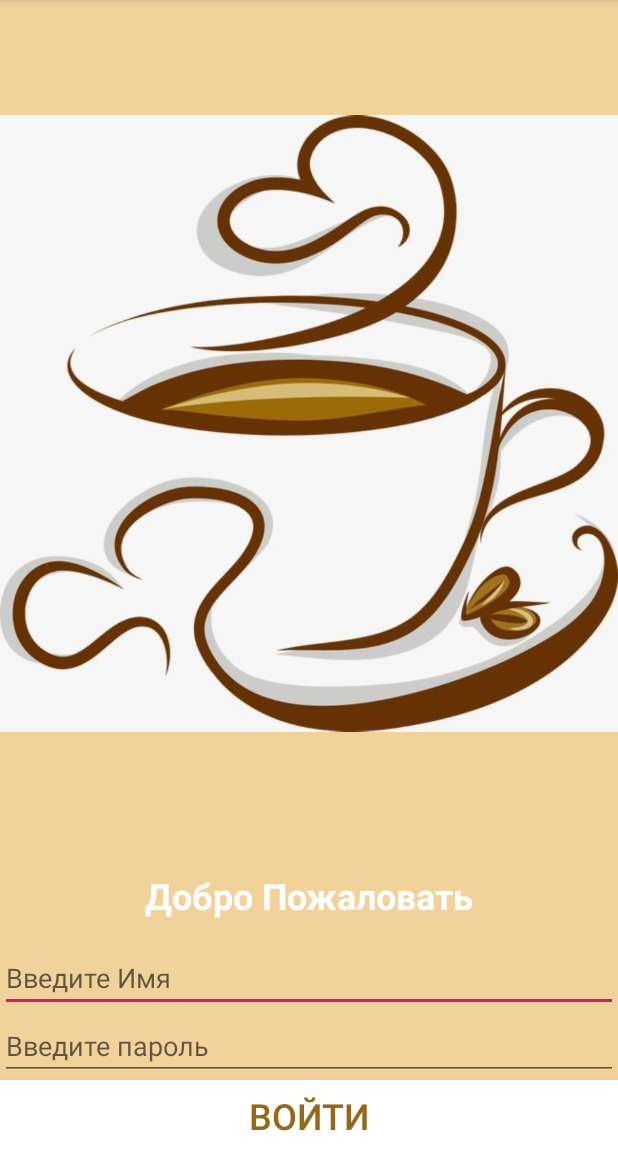
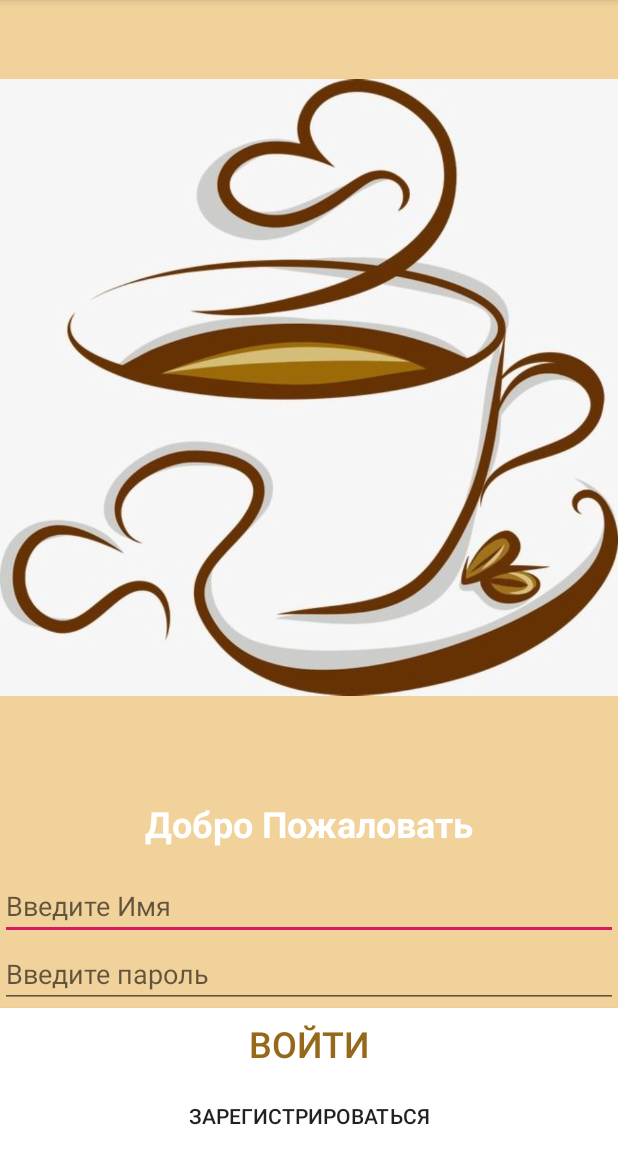
Before and after one commit to johnrocksh/androidABC, an Android app: the screen it shows after launch (MainActivity), on a phone screen of 412 x 824 dp, the part 84-1236 px from its top. Run offline under Robolectric (Android 15) with nearby library versions, the phone set to English and light mode, and no system bars.

Commit message:
login  and registration work with allert

```diff
--- a/CafeOrder/app/src/main/res/layout/activity_main.xml
+++ b/CafeOrder/app/src/main/res/layout/activity_main.xml
@@ -64,4 +64,11 @@
         android:textSize="24sp"
         android:onClick="onClickRegistration"
         android:text="@string/button_login" />
+
+    <Button
+        android:id="@+id/buttonRegistration1"
+        android:background="@color/white"
+        android:layout_width="match_parent"
+        android:layout_height="wrap_content"
+        android:text="@string/button_registration" />
 </LinearLayout>
--- a/CafeOrder/app/src/main/res/values/strings.xml
+++ b/CafeOrder/app/src/main/res/values/strings.xml
@@ -6,5 +6,6 @@
     <string name="text_view_content_description">Картинка Кофе</string>
     <string name="edit_text_password">Введите пароль</string>
     <string name="edit_text_email">Введите email</string>
+    <string name="button_registration">Зарегистрироваться</string>
 
 </resources>
```
Also changed, not shown: CafeOrder/app/src/main/java/com/example/cafeorder/MainActivity.java (+56 -8 lines).
